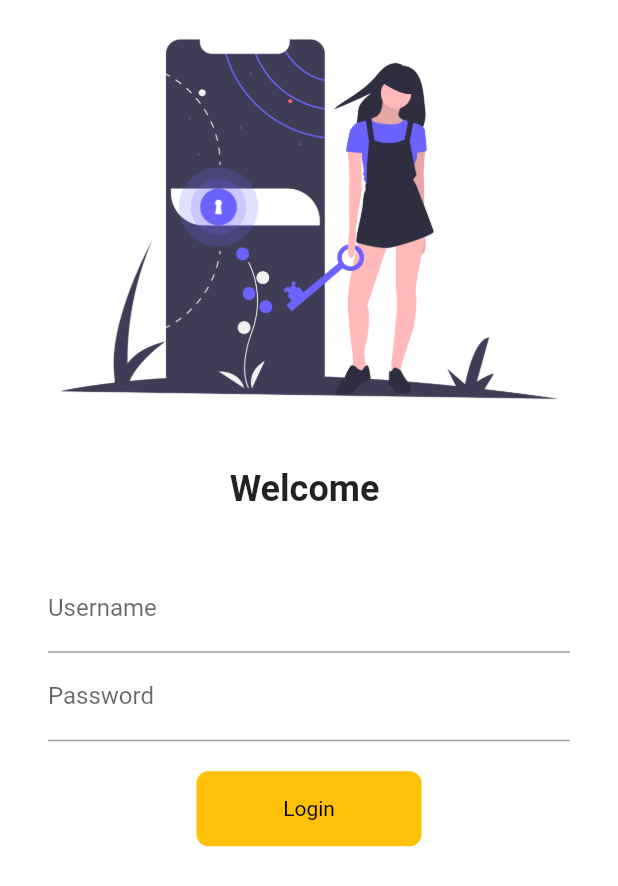
After one commit to YashSherla/flutter, a Flutter app: the screen it shows after launch, on a phone screen of 412 x 824 dp. The commit adds this screen. Shown: the top 886 px of the screen. Run offline on Flutter 3.47's test engine with Material 2 defaults, Android fonts, the phone set to English and light mode, and no system bars.

Commit message:
day6 completed

```diff
--- a/lib/main.dart
+++ b/lib/main.dart
@@ -1,5 +1,7 @@
 import 'package:flutter/material.dart';
+import 'package:flutter_application_1/utils/routes.dart';
 import 'pages/home_page.dart';
+import 'pages/login.dart';
 
 void main() {
   runApp(MyApp());
@@ -11,9 +13,16 @@ class MyApp extends StatelessWidget {
   @override
   Widget build(BuildContext context) {
     return MaterialApp(
-      home: Homepage(),
+      // home: Homepage(),
       themeMode: ThemeMode.light,
+      theme: ThemeData(primarySwatch: Colors.amber),
+      debugShowCheckedModeBanner: false,
       darkTheme: ThemeData(brightness: Brightness.dark),
+      routes: {
+        "/": (context) => login(),
+        MyRoutes.homeroutes: (context) => Homepage(),
+        MyRoutes.loginroutes: (context) => login(),
+      },
     );
   }
 }
--- /dev/null
+++ b/lib/pages/login.dart
@@ -0,0 +1,93 @@
+import 'package:flutter/material.dart';
+import 'package:flutter_application_1/utils/routes.dart';
+
+class login extends StatefulWidget {
+  @override
+  State<login> createState() => _loginState();
+}
+
+class _loginState extends State<login> {
+  String name = "";
+  bool changebutton = false;
+  @override
+  Widget build(BuildContext context) {
+    return Material(
+        color: Colors.white,
+        child: SingleChildScrollView(
+          child: Column(
+            children: [
+              Image.asset(
+                "assets/images/login.png",
+                fit: BoxFit.cover,
+              ),
+              SizedBox(
+                height: 20,
+              ),
+              Text(
+                "Welcome $name",
+                style: TextStyle(fontSize: 24, fontWeight: FontWeight.bold),
+              ),
+              SizedBox(
+                height: 20,
+              ),
+              Padding(
+                padding: const EdgeInsets.symmetric(
+                    vertical: 16.0, horizontal: 32.0),
+                child: Column(
+                  children: [
+                    TextFormField(
+                      decoration: InputDecoration(
+                          hintText: " Enter Username", labelText: "Username"),
+                      onChanged: (value) {
+                        name = value;
+                        setState(() {});
+                      },
+                    ),
+                    TextFormField(
+                      obscureText: true,
+                      decoration: InputDecoration(
+                          hintText: " Enter Password", labelText: "Password"),
+                    ),
+                    SizedBox(
+                      height: 20,
+                    ),
+                    InkWell(
+                      onTap: () async {
+                        setState(() {
+                          changebutton = true;
+                        });
+                        await Future.delayed(Duration(seconds: 1));
+                        Navigator.pushNamed(context, MyRoutes.homeroutes);
+                      },
+                      child: AnimatedContainer(
+                        duration: Duration(seconds: 1),
+                        width: changebutton ? 50 : 150,
+                        height: 50,
+                        alignment: Alignment.center,
+                        child: changebutton
+                            ? Icon(Icons.done, color: Colors.white)
+                            : Text(
+                                "Login",
+                                style: TextStyle(color: Colors.black),
+                              ),
+                        decoration: BoxDecoration(
+                            color: Colors.amber,
+                            borderRadius:
+                                BorderRadius.circular(changebutton ? 50 : 8)),
+                      ),
+                    )
+                    // ElevatedButton(
+                    //     onPressed: () {
+                    //       Navigator.pushNamed(context, MyRoutes.homeroutes);
+                    //     },
+                    //     child: Text("login"),
+                    //     style:
+                    //         TextButton.styleFrom(minimumSize: Size(150, 40))),
+                  ],
+                ),
+              )
+            ],
+          ),
+        ));
+  }
+}
--- /dev/null
+++ b/lib/utils/routes.dart
@@ -0,0 +1,7 @@
+import 'package:flutter_application_1/pages/login.dart';
+
+class
+MyRoutes{
+  static  String loginroutes = "/login";
+  static  String homeroutes = "home";
+}
--- a/pubspec.yaml
+++ b/pubspec.yaml
@@ -58,8 +58,8 @@ flutter:
   uses-material-design: true
 
   # To add assets to your application, add an assets section, like this:
-  # assets:
-  #   - images/a_dot_burr.jpeg
+  assets:
+      - assets/images/login.png
   #   - images/a_dot_ham.jpeg
 
   # An image asset can refer to one or more resolution-specific "variants", see
```
Also changed, not shown: assets/images/login.png (added).
